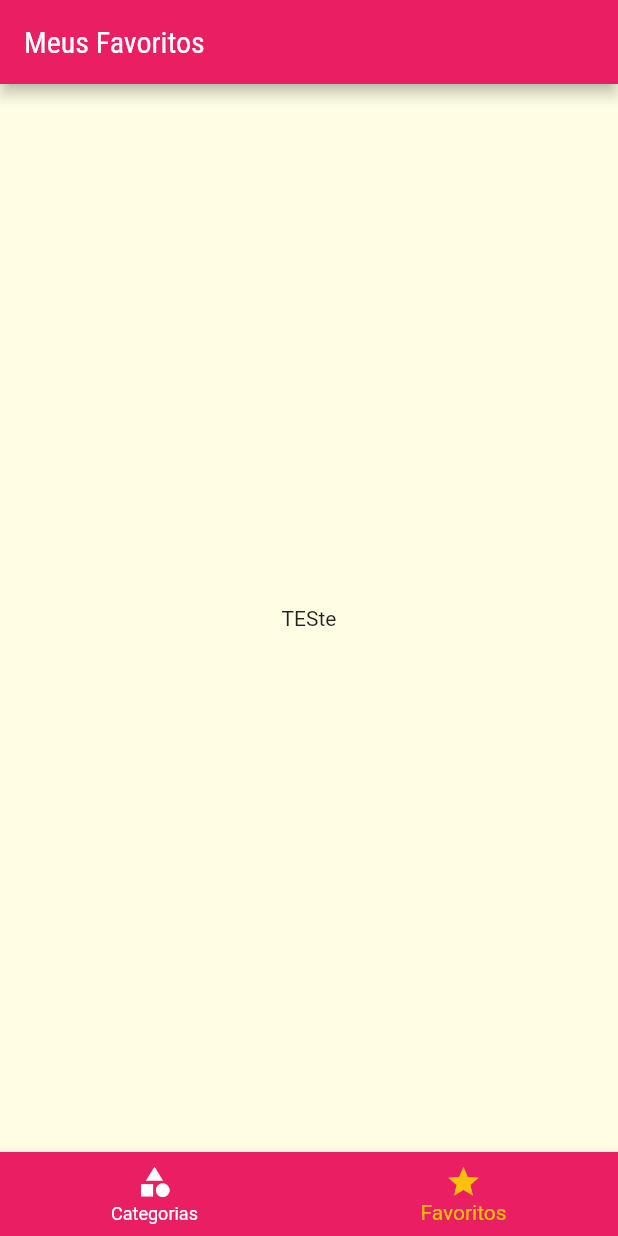
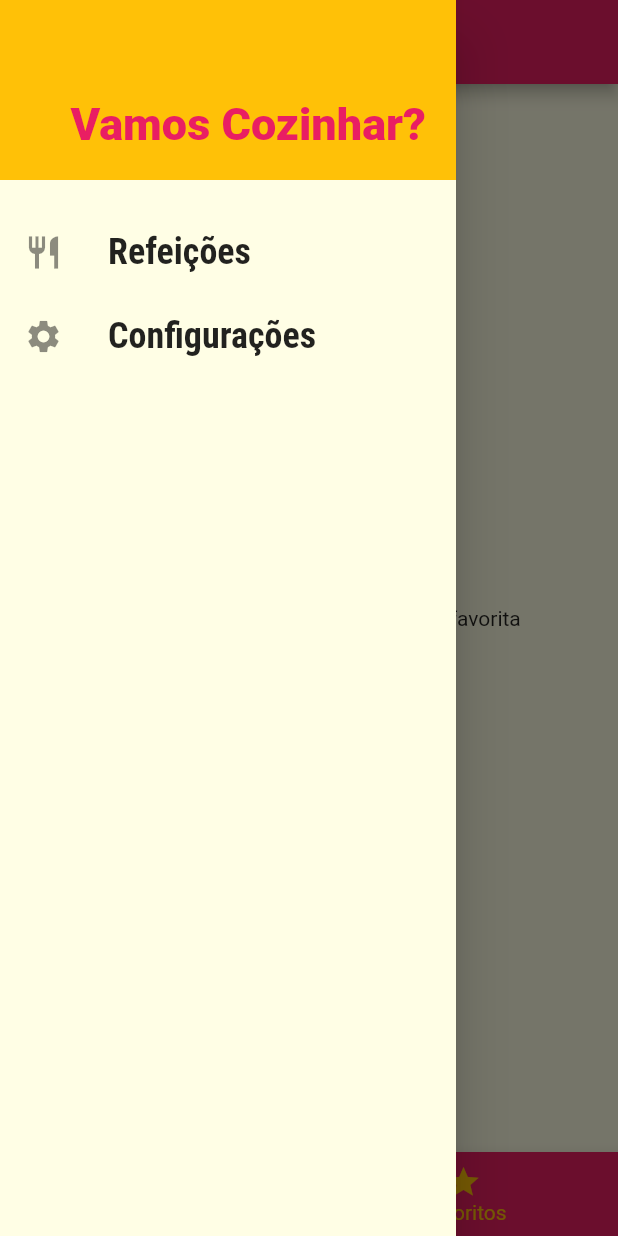
Before and after one commit to faamaral/meals, a Flutter app: the screen it shows after launch, item 2 of the bottom bar chosen, with the side drawer open (before the commit the screen has no drawer), on a phone screen of 412 x 824 dp. Run offline on Flutter 3.47's test engine with Material 2 defaults, Android fonts, the phone set to English and light mode, and no system bars.

Commit message:
#07 #08 implement filters and favorites screen

```diff
--- /dev/null
+++ b/lib/components/main_drawer.dart
@@ -0,0 +1,53 @@
+import 'package:flutter/material.dart';
+import 'package:meals/utils/app_routes.dart';
+
+class MainDrawer extends StatelessWidget {
+  const MainDrawer({Key? key}) : super(key: key);
+
+  Widget _createItem(IconData icon, String label, Function() onTap) {
+    return ListTile(
+      leading: Icon(
+        icon,
+        size: 26,
+      ),
+      title: Text(
+        label,
+        style: const TextStyle(
+          fontFamily: 'RobotoCondensed',
+          fontSize: 24,
+          fontWeight: FontWeight.bold,
+        ),
+      ),
+      onTap: onTap,
+    );
+  }
+
+  @override
+  Widget build(BuildContext context) {
+    return Drawer(
+      child: Column(
+        children: [
+          Container(
+            height: 120,
+            width: double.infinity,
+            padding: EdgeInsets.all(20),
+            color: Theme.of(context).accentColor,
+            alignment: Alignment.bottomRight,
+            child: const Text(
+              'Vamos Cozinhar?',
+              style: TextStyle(
+                fontWeight: FontWeight.w900,
+                fontSize: 30,
+                color: Colors.pink,
+              ),
+            ),
+          ),
+          SizedBox(height: 20,),
+          _createItem(Icons.restaurant, 'Refeições', () => Navigator.of(context).pushReplacementNamed(AppRoutes.HOME)),
+          _createItem(Icons.settings, 'Configurações', () => Navigator.of(context).pushReplacementNamed(AppRoutes.SETTINGS)),
+
+        ],
+      ),
+    );
+  }
+}
--- a/lib/components/meal_item.dart
+++ b/lib/components/meal_item.dart
@@ -7,7 +7,7 @@ class MealItem extends StatelessWidget {
   const MealItem({Key? key, required this.meal}) : super(key: key);
 
   void _selectMeal(BuildContext context) {
-    Navigator.of(context).pushNamed(AppRoutes.MEAL_DETAIL, arguments: meal);
+    Navigator.of(context).pushNamed(AppRoutes.MEAL_DETAIL, arguments: meal).then((result) => null);
   }
 
   @override
--- a/lib/main.dart
+++ b/lib/main.dart
@@ -1,14 +1,54 @@
 import 'package:flutter/material.dart';
+import 'package:meals/data/dummy_data.dart';
+import 'package:meals/models/meal.dart';
+import 'package:meals/models/settins.dart';
 import 'package:meals/screens/categories_meals_screen.dart';
 import 'package:meals/screens/categories_screen.dart';
 import 'package:meals/screens/meal_detail_screen.dart';
+import 'package:meals/screens/settings_screen.dart';
 import 'package:meals/screens/tabs_screen.dart';
 import 'package:meals/utils/app_routes.dart';
 
 void main() => runApp(const MyApp());
 
-class MyApp extends StatelessWidget {
+class MyApp extends StatefulWidget {
   const MyApp({super.key});
+
+  @override
+  State<MyApp> createState() => _MyAppState();
+}
+
+class _MyAppState extends State<MyApp> {
+  List<Meal> _avaliableMeals = dummyMeals;
+  List<Meal> _favoriteMeals = [];
+  Settings settings = new Settings();
+  void _filterMeals(Settings settings) {
+    setState(() {
+      this.settings = settings;
+      _avaliableMeals = dummyMeals.where((meal) {
+        final filterGluten = settings.isGlutenFree && !meal.isGlutenFree;
+        final filterLactose = settings.isLactoseFree && !meal.isLactoseFree;
+        final filterVegan = settings.isVegan && !meal.isVegan;
+        final filterVegetarian = settings.isVegetarian && !meal.isVegetarian;
+        return !filterGluten &&
+            !filterLactose &&
+            !filterVegan &&
+            !filterVegetarian;
+      }).toList();
+    });
+  }
+
+  void _toggleFavorite(Meal meal) {
+    setState(() {
+      _favoriteMeals.contains(meal)
+          ? _favoriteMeals.remove(meal)
+          : _favoriteMeals.add(meal);
+    });
+  }
+
+  bool _isFavorite(Meal meal) {
+    return _favoriteMeals.contains(meal);
+  }
 
   @override
   Widget build(BuildContext context) {
@@ -27,9 +67,13 @@ class MyApp extends StatelessWidget {
             ),
       ),
       routes: {
-        AppRoutes.HOME: (ctx) => const TabsScreen(),
-        AppRoutes.Categories_Meals: (ctx) => const CategoriesMealsScreen(),
-        AppRoutes.MEAL_DETAIL: (ctx) => const MealDetailScreen(),
+        AppRoutes.HOME: (ctx) => TabsScreen(favoriteMeals: _favoriteMeals),
+        AppRoutes.Categories_Meals: (ctx) =>
+            CategoriesMealsScreen(meals: _avaliableMeals),
+        AppRoutes.MEAL_DETAIL: (ctx) =>
+            MealDetailScreen(_toggleFavorite, _isFavorite),
+        AppRoutes.SETTINGS: (ctx) =>
+            SettingsScreen(settings: settings, onSettingsChanged: _filterMeals),
       },
     );
   }
--- /dev/null
+++ b/lib/models/settins.dart
@@ -0,0 +1,13 @@
+class Settings {
+  bool isGlutenFree;
+  bool isLactoseFree;
+  bool isVegan;
+  bool isVegetarian;
+
+  Settings({
+    this.isGlutenFree = false,
+    this.isLactoseFree = false,
+    this.isVegan = false,
+    this.isVegetarian = false,
+  });
+}
--- a/lib/screens/favorite_screen.dart
+++ b/lib/screens/favorite_screen.dart
@@ -1,12 +1,21 @@
 import 'package:flutter/material.dart';
+import 'package:meals/components/meal_item.dart';
+import 'package:meals/models/meal.dart';
 
 class FavoriteScreen extends StatelessWidget {
-  const FavoriteScreen({Key? key}) : super(key: key);
+  final List<Meal> favoriteMeals;
+  const FavoriteScreen({Key? key, required this.favoriteMeals})
+      : super(key: key);
 
   @override
   Widget build(BuildContext context) {
-    return Center(
-      child: Text('TESte'),
-    );
+    return favoriteMeals.isEmpty
+        ? const Center(
+            child: Text('Nenhuma refeição foi marcada como favorita'),
+          )
+        : ListView.builder(
+            itemCount: favoriteMeals.length,
+            itemBuilder: (ctx, index) => MealItem(meal: favoriteMeals[index]),
+          );
   }
 }
--- a/lib/screens/tabs_screen.dart
+++ b/lib/screens/tabs_screen.dart
@@ -1,9 +1,12 @@
 import 'package:flutter/material.dart';
+import 'package:meals/components/main_drawer.dart';
+import 'package:meals/models/meal.dart';
 import 'package:meals/screens/categories_screen.dart';
 import 'package:meals/screens/favorite_screen.dart';
 
 class TabsScreen extends StatefulWidget {
-  const TabsScreen({Key? key}) : super(key: key);
+  final List<Meal> favoriteMeals;
+  const TabsScreen({Key? key, required this.favoriteMeals}) : super(key: key);
 
   @override
   State<TabsScreen> createState() => _TabsScreenState();
@@ -11,10 +14,22 @@ class TabsScreen extends StatefulWidget {
 
 class _TabsScreenState extends State<TabsScreen> {
   int _selectedScreenIndex = 0;
-  final List<Map<String, Object>> _screens = [
-    {'title': 'Lista de Categorias', 'screen': CategoriesScreen()},
-    {'title': 'Meus Favoritos', 'screen': FavoriteScreen()}
-  ];
+  late List<Map<String, Object>> _screens;
+
+  @override
+  void initState() {
+    super.initState();
+    _screens = [
+      {
+        'title': 'Lista de Categorias',
+        'screen': CategoriesScreen(),
+      },
+      {
+        'title': 'Meus Favoritos',
+        'screen': FavoriteScreen(favoriteMeals: widget.favoriteMeals),
+      }
+    ];
+  }
 
   _selectScreen(int index) {
     setState(() {
@@ -28,6 +43,7 @@ class _TabsScreenState extends State<TabsScreen> {
       appBar: AppBar(
         title: Text(_screens[_selectedScreenIndex]['title'] as String),
       ),
+      drawer: MainDrawer(),
       body: _screens[_selectedScreenIndex]['screen'] as Widget,
       bottomNavigationBar: BottomNavigationBar(
         onTap: _selectScreen,
--- a/lib/utils/app_routes.dart
+++ b/lib/utils/app_routes.dart
@@ -2,4 +2,5 @@ class AppRoutes {
   static const HOME = '/';
   static const Categories_Meals = '/categories-meals';
   static const MEAL_DETAIL = '/meal-detail';
+  static const SETTINGS = '/settings';
 }
```
Also changed, not shown: lib/screens/categories_meals_screen.dart (+5 -5 lines), lib/screens/meal_detail_screen.dart (+11 -1 lines), lib/screens/settings_screen.dart (added, +89 -0 lines).
